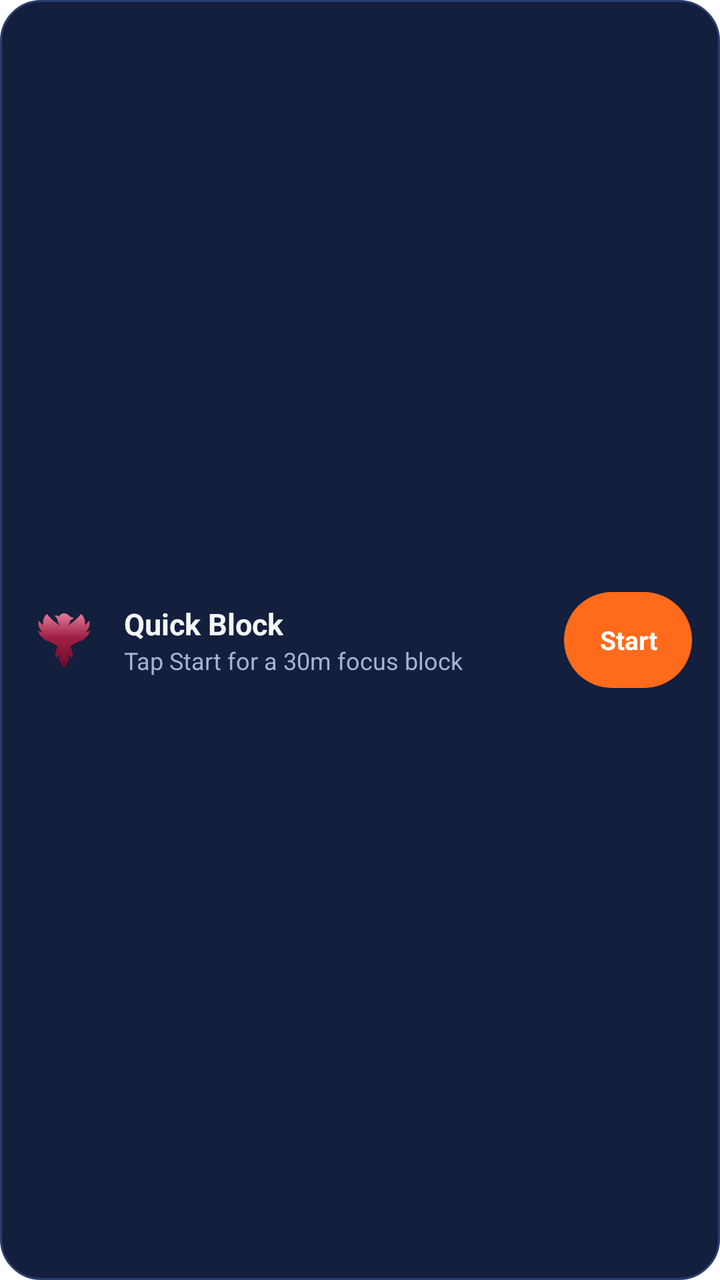
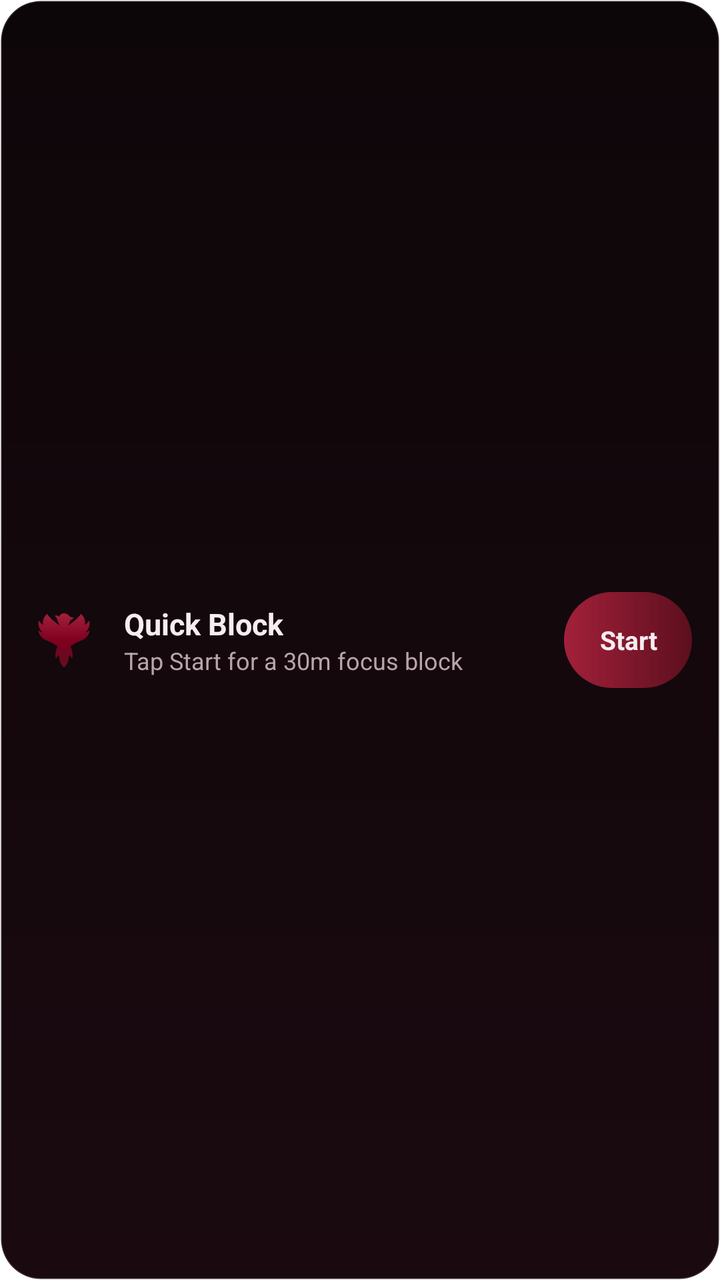

An Android layout rendered at two revisions. The XML below is the earlier revision; the diff shows what the commit changed to produce the second picture.
<!-- AndroidManifest.xml: application theme Theme.Reborn.Splash -->
<!-- res/layout/widget_quick_block.xml -->
<?xml version="1.0" encoding="utf-8"?>
<LinearLayout xmlns:android="http://schemas.android.com/apk/res/android"
    android:id="@+id/widget_root"
    android:layout_width="match_parent"
    android:layout_height="match_parent"
    android:background="@drawable/widget_card_bg"
    android:gravity="center_vertical"
    android:orientation="horizontal"
    android:paddingStart="14dp"
    android:paddingTop="10dp"
    android:paddingEnd="14dp"
    android:paddingBottom="10dp">

    <ImageView
        android:id="@+id/widget_logo"
        android:layout_width="36dp"
        android:layout_height="36dp"
        android:contentDescription="@string/app_name"
        android:src="@drawable/ic_reborn_logo" />

    <LinearLayout
        android:layout_width="0dp"
        android:layout_height="wrap_content"
        android:layout_marginStart="12dp"
        android:layout_marginEnd="8dp"
        android:layout_weight="1"
        android:orientation="vertical">

        <TextView
            android:id="@+id/widget_title"
            android:layout_width="wrap_content"
            android:layout_height="wrap_content"
            android:ellipsize="end"
            android:maxLines="1"
            android:text="@string/widget_quick_block_title"
            android:textColor="#FFF5F7FC"
            android:textSize="15sp"
            android:textStyle="bold" />

        <TextView
            android:id="@+id/widget_status"
            android:layout_width="wrap_content"
            android:layout_height="wrap_content"
            android:ellipsize="end"
            android:maxLines="2"
            android:text="@string/widget_status_off"
            android:textColor="#FFA6B4D0"
            android:textSize="12sp" />
    </LinearLayout>

    <TextView
        android:id="@+id/widget_toggle_button"
        android:layout_width="wrap_content"
        android:layout_height="wrap_content"
        android:background="@drawable/widget_toggle_pill"
        android:contentDescription="@string/widget_toggle_cd"
        android:gravity="center"
        android:minWidth="64dp"
        android:minHeight="48dp"
        android:paddingStart="16dp"
        android:paddingEnd="16dp"
        android:text="@string/widget_action_start"
        android:textColor="#FFFFFFFF"
        android:textSize="13sp"
        android:textStyle="bold" />

</LinearLayout>
<!-- resources referenced by this layout -->
<resources>
  <!-- drawable ic_reborn_logo (drawable) -->
  <?xml version="1.0" encoding="utf-8"?>
  <vector xmlns:android="http://schemas.android.com/apk/res/android"
      xmlns:aapt="http://schemas.android.com/aapt"
      android:width="72dp"
      android:height="72dp"
      android:viewportWidth="108"
      android:viewportHeight="108">
      
      <path
          android:fillType="nonZero"
          android:pathData="M54,14 C50.8,14 48.0,15.8 46.7,18.7 C44.6,17.2 42.0,16.8 39.8,17.9 C42.4,19.5 43.8,21.8 44.2,24.5 C44.7,27.7 46.4,30.5 48.8,32.6 C42.3,29.0 34.7,22.7 28.4,15.0 C24.0,18.7 21.6,24.8 22.7,31.3 C19.8,29.8 17.7,27.4 16.1,24.5 C14.5,30.8 16.6,37.9 21.9,42.6 C19.2,42.1 16.9,41.0 15.3,39.2 C16.1,46.0 21.1,52.1 28.9,55.2 C34.9,57.6 40.4,60.2 44.6,63.9 C41.7,68.9 40.1,75.2 41.7,82.0 C43.0,79.9 44.8,78.1 46.9,76.8 C46.1,83.6 48.5,90.7 54.0,95.4 C59.5,90.7 61.9,83.6 61.1,76.8 C63.2,78.1 65.0,79.9 66.3,82.0 C67.9,75.2 66.3,68.9 63.4,63.9 C67.6,60.2 73.1,57.6 79.1,55.2 C86.9,52.1 91.9,46.0 92.7,39.2 C91.1,41.0 88.8,42.1 86.1,42.6 C91.4,37.9 93.5,30.8 91.9,24.5 C90.3,27.4 88.2,29.8 85.3,31.3 C86.4,24.8 84.0,18.7 79.6,15.0 C73.3,22.7 65.7,29.0 59.2,32.6 C61.5,30.3 63.1,27.4 63.6,24.2 C66.0,23.4 67.8,22.1 68.9,20.5 C66.3,20.2 63.9,19.5 62.1,18.2 C60.5,15.6 57.4,14 54,14 Z">
          <aapt:attr name="android:fillColor">
              <gradient
                  android:endX="54"
                  android:endY="14"
                  android:startX="54"
                  android:startY="95.4"
                  android:type="linear">
                  <item
                      android:color="#FF6E0A26"
                      android:offset="0.0" />
                  <item
                      android:color="#FF9E1F45"
                      android:offset="0.55" />
                  <item
                      android:color="#FFE57A98"
                      android:offset="1.0" />
              </gradient>
          </aapt:attr>
      </path>
  </vector>
  <!-- drawable widget_card_bg (drawable) -->
  <?xml version="1.0" encoding="utf-8"?>
  <shape xmlns:android="http://schemas.android.com/apk/res/android"
      android:shape="rectangle">
      <solid android:color="#FF131F3D" />
      <corners android:radius="20dp" />
      <stroke
          android:width="1dp"
          android:color="#FF283C6E" />
  </shape>
  <!-- drawable widget_toggle_pill (drawable) -->
  <?xml version="1.0" encoding="utf-8"?>
  <shape xmlns:android="http://schemas.android.com/apk/res/android"
      android:shape="rectangle">
      <solid android:color="#FFFF6B1A" />
      <corners android:radius="24dp" />
  </shape>
  <style name="Theme.Reborn.Splash" parent="Theme.SplashScreen">
          <item name="windowSplashScreenBackground">@color/navy_deep</item>
          <item name="windowSplashScreenAnimatedIcon">@drawable/ic_launcher_foreground</item>
          <item name="postSplashScreenTheme">@style/Theme.Reborn</item>
      </style>
  <color name="navy_deep">#FF0A1124</color>
  <!-- drawable ic_launcher_foreground (drawable) -->
  <?xml version="1.0" encoding="utf-8"?>
  <vector xmlns:android="http://schemas.android.com/apk/res/android"
      xmlns:aapt="http://schemas.android.com/aapt"
      android:width="108dp"
      android:height="108dp"
      android:viewportWidth="108"
      android:viewportHeight="108">
      
      <path
          android:fillType="nonZero"
          android:pathData="M54,23 C51.6,23 49.4,24.4 48.4,26.6 C46.8,25.5 44.8,25.2 43.2,26.0 C45.2,27.2 46.2,29.0 46.5,31.0 C46.9,33.4 48.2,35.6 50.0,37.2 C45.0,34.4 39.2,29.6 34.4,23.8 C31.0,26.6 29.2,31.2 30.0,36.2 C27.8,35.0 26.2,33.2 25.0,31.0 C23.8,35.8 25.4,41.2 29.4,44.8 C27.4,44.4 25.6,43.6 24.4,42.2 C25.0,47.4 28.8,52.0 34.8,54.4 C39.4,56.2 43.6,58.2 46.8,61.0 C44.6,64.8 43.4,69.6 44.6,74.8 C45.6,73.2 47.0,71.8 48.6,70.8 C48.0,76.0 49.8,81.4 54.0,85.0 C58.2,81.4 60.0,76.0 59.4,70.8 C61.0,71.8 62.4,73.2 63.4,74.8 C64.6,69.6 63.4,64.8 61.2,61.0 C64.4,58.2 68.6,56.2 73.2,54.4 C79.2,52.0 83.0,47.4 83.6,42.2 C82.4,43.6 80.6,44.4 78.6,44.8 C82.6,41.2 84.2,35.8 83.0,31.0 C81.8,33.2 80.2,35.0 78.0,36.2 C78.8,31.2 77.0,26.6 73.6,23.8 C68.8,29.6 63.0,34.4 58.0,37.2 C59.8,35.5 61.0,33.2 61.4,30.8 C63.2,30.2 64.6,29.2 65.4,28.0 C63.4,27.8 61.6,27.2 60.2,26.2 C59.0,24.2 56.6,23 54,23 Z">
          <aapt:attr name="android:fillColor">
              <gradient
                  android:endX="54"
                  android:endY="23"
                  android:startX="54"
                  android:startY="85"
                  android:type="linear">
                  <item
                      android:color="#FF6E0A26"
                      android:offset="0.0" />
                  <item
                      android:color="#FF9E1F45"
                      android:offset="0.55" />
                  <item
                      android:color="#FFE57A98"
                      android:offset="1.0" />
              </gradient>
          </aapt:attr>
      </path>
  </vector>
  <!-- unchanged entries left out for length: 6 -->
</resources>

<!-- the commit's change to res/layout/widget_quick_block.xml (unified diff, before → after) -->
@@ -33,7 +33,7 @@
             android:ellipsize="end"
             android:maxLines="1"
             android:text="@string/widget_quick_block_title"
-            android:textColor="#FFF5F7FC"
+            android:textColor="@color/text_ivory"
             android:textSize="15sp"
             android:textStyle="bold" />
 
@@ -44,7 +44,7 @@
             android:ellipsize="end"
             android:maxLines="2"
             android:text="@string/widget_status_off"
-            android:textColor="#FFA6B4D0"
+            android:textColor="@color/text_mauve_mist"
             android:textSize="12sp" />
     </LinearLayout>
 
@@ -60,7 +60,7 @@
         android:paddingStart="16dp"
         android:paddingEnd="16dp"
         android:text="@string/widget_action_start"
-        android:textColor="#FFFFFFFF"
+        android:textColor="@color/text_ivory"
         android:textSize="13sp"
         android:textStyle="bold" />
 
<!-- resource entries referenced after the edit -->
@@ -1,5 +1,7 @@
 <!-- resources referenced by this layout -->
 <resources>
+  <color name="text_ivory">#FFF5EDEF</color>
+  <color name="text_mauve_mist">#FFB9A4AA</color>
   <!-- drawable ic_reborn_logo (drawable) -->
   <?xml version="1.0" encoding="utf-8"?>
   <vector xmlns:android="http://schemas.android.com/apk/res/android"
@@ -20,13 +22,13 @@
                   android:startY="95.4"
                   android:type="linear">
                   <item
-                      android:color="#FF6E0A26"
+                      android:color="@color/burgundy_dark"
                       android:offset="0.0" />
                   <item
-                      android:color="#FF9E1F45"
-                      android:offset="0.55" />
+                      android:color="@color/burgundy_primary"
+                      android:offset="0.5" />
                   <item
-                      android:color="#FFE57A98"
+                      android:color="@color/burgundy_light"
                       android:offset="1.0" />
               </gradient>
           </aapt:attr>
@@ -36,25 +38,38 @@
   <?xml version="1.0" encoding="utf-8"?>
   <shape xmlns:android="http://schemas.android.com/apk/res/android"
       android:shape="rectangle">
-      <solid android:color="#FF131F3D" />
+      <gradient
+          android:angle="270"
+          android:endColor="@color/burgundy_bg_bottom"
+          android:startColor="@color/burgundy_bg_top"
+          android:type="linear" />
       <corners android:radius="20dp" />
       <stroke
           android:width="1dp"
-          android:color="#FF283C6E" />
+          android:color="@color/burgundy_widget_border" />
   </shape>
   <!-- drawable widget_toggle_pill (drawable) -->
   <?xml version="1.0" encoding="utf-8"?>
   <shape xmlns:android="http://schemas.android.com/apk/res/android"
       android:shape="rectangle">
-      <solid android:color="#FFFF6B1A" />
+      <gradient
+          android:angle="0"
+          android:endColor="@color/burgundy_dark"
+          android:startColor="@color/burgundy_light"
+          android:type="linear" />
       <corners android:radius="24dp" />
   </shape>
   <style name="Theme.Reborn.Splash" parent="Theme.SplashScreen">
-          <item name="windowSplashScreenBackground">@color/navy_deep</item>
+          <item name="windowSplashScreenBackground">@color/burgundy_bg_top</item>
           <item name="windowSplashScreenAnimatedIcon">@drawable/ic_launcher_foreground</item>
           <item name="postSplashScreenTheme">@style/Theme.Reborn</item>
       </style>
-  <color name="navy_deep">#FF0A1124</color>
+  <color name="burgundy_dark">#FF5C0F1E</color>
+  <color name="burgundy_primary">#FF800020</color>
+  <color name="burgundy_light">#FFA3203A</color>
+  <color name="burgundy_bg_bottom">#FF1A0A10</color>
+  <color name="burgundy_bg_top">#FF0D0609</color>
+  <color name="burgundy_widget_border">#26FFFFFF</color>
   <!-- drawable ic_launcher_foreground (drawable) -->
   <?xml version="1.0" encoding="utf-8"?>
   <vector xmlns:android="http://schemas.android.com/apk/res/android"
@@ -75,13 +90,13 @@
                   android:startY="85"
                   android:type="linear">
                   <item
-                      android:color="#FF6E0A26"
+                      android:color="@color/burgundy_dark"
                       android:offset="0.0" />
                   <item
-                      android:color="#FF9E1F45"
-                      android:offset="0.55" />
+                      android:color="@color/burgundy_primary"
+                      android:offset="0.5" />
                   <item
-                      android:color="#FFE57A98"
+                      android:color="@color/burgundy_light"
                       android:offset="1.0" />
               </gradient>
           </aapt:attr>
